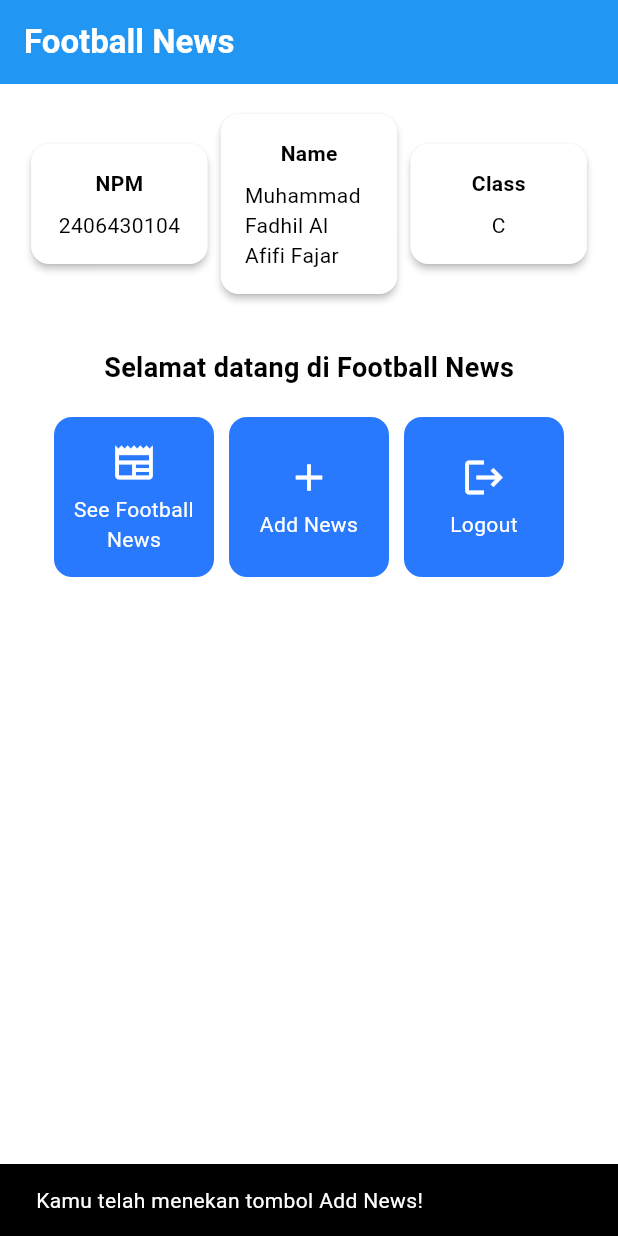
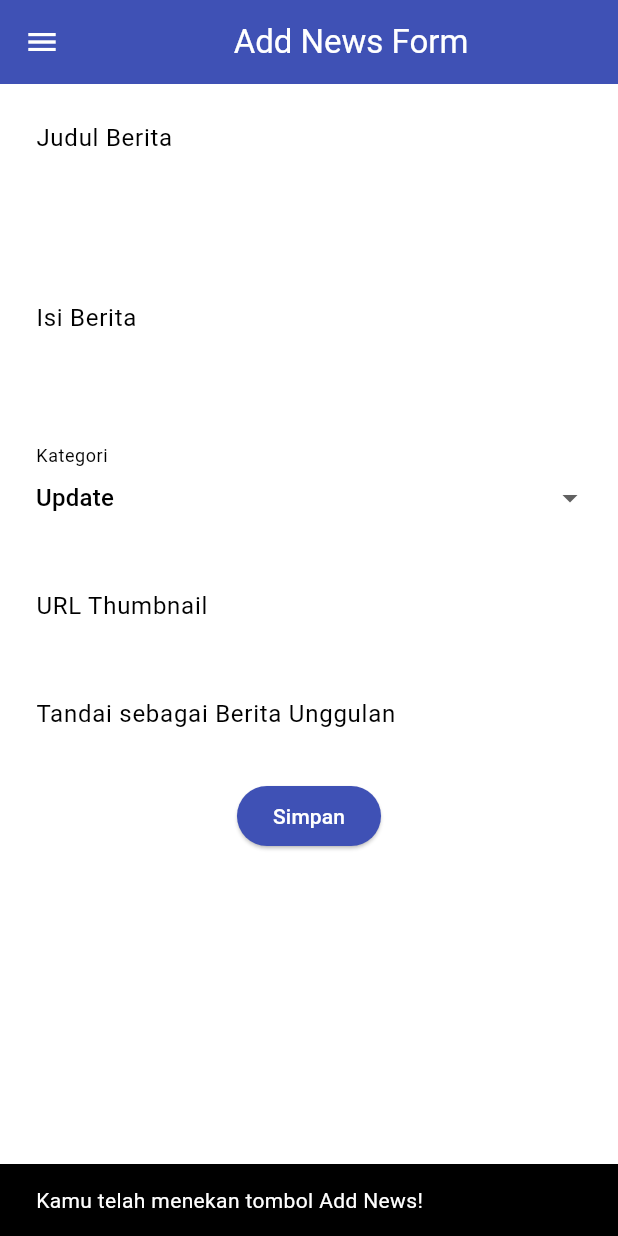
Before and after one commit to mfadhilfajar-oss/football-news-mobile, a Flutter app: the screen it shows after launch, after a tap on "Add News", on a phone screen of 412 x 824 dp. Run offline on Flutter 3.47's test engine with Material 3 defaults, Android fonts, the phone set to English and light mode, and no system bars.

Commit message:
Tutorial 7 selesai

```diff
--- a/lib/main.dart
+++ b/lib/main.dart
@@ -1,5 +1,5 @@
 import 'package:flutter/material.dart';
-import 'package:football_news/menu.dart';
+import 'package:football_news/screens/menu.dart';
 
 void main() {
   runApp(const MyApp());
--- a/lib/menu.dart
+++ b/lib/screens/menu.dart
@@ -1,4 +1,6 @@
 import 'package:flutter/material.dart';
+import 'package:football_news/widgets/left_drawer.dart';
+import 'package:football_news/screens/newslist_form.dart';
 
 class MyHomePage extends StatelessWidget {
   MyHomePage({super.key});
@@ -26,6 +28,7 @@ class MyHomePage extends StatelessWidget {
         ),
         backgroundColor: Theme.of(context).colorScheme.primary,
       ),
+      drawer: const LeftDrawer(),
       body: Padding(
         padding: const EdgeInsets.all(16.0),
         child: Column(
@@ -123,6 +126,15 @@ class ItemCard extends StatelessWidget {
             ..showSnackBar(
               SnackBar(content: Text("Kamu telah menekan tombol ${item.name}!")),
             );
+
+          if (item.name == "Add News") {
+            Navigator.push(
+              context,
+              MaterialPageRoute(
+                builder: (context) => const NewsFormPage(),
+              ),
+            );
+          }
         },
         child: Container(
           padding: const EdgeInsets.all(8),
--- /dev/null
+++ b/lib/screens/newslist_form.dart
@@ -0,0 +1,209 @@
+import 'package:flutter/material.dart';
+import 'package:football_news/widgets/left_drawer.dart';
+
+class NewsFormPage extends StatefulWidget {
+  const NewsFormPage({super.key});
+
+  @override
+  State<NewsFormPage> createState() => _NewsFormPageState();
+}
+
+class _NewsFormPageState extends State<NewsFormPage> {
+  final _formKey = GlobalKey<FormState>();
+  String _title = "";
+  String _content = "";
+  String _category = "update";
+  String _thumbnail = "";
+  bool _isFeatured = false;
+
+  final List<String> _categories = [
+    'transfer',
+    'update',
+    'exclusive',
+    'match',
+    'rumor',
+    'analysis',
+  ];
+
+  @override
+  Widget build(BuildContext context) {
+    return Scaffold(
+      appBar: AppBar(
+        title: const Center(
+          child: Text('Add News Form'),
+        ),
+        backgroundColor: Colors.indigo,
+        foregroundColor: Colors.white,
+      ),
+      drawer: const LeftDrawer(),
+      body: Form(
+        key: _formKey,
+        child: SingleChildScrollView(
+          child: Column(
+            crossAxisAlignment: CrossAxisAlignment.start,
+            children: [
+              // === Title ===
+              Padding(
+                padding: const EdgeInsets.all(8.0),
+                child: TextFormField(
+                  decoration: InputDecoration(
+                    hintText: "Judul Berita",
+                    labelText: "Judul Berita",
+                    border: OutlineInputBorder(
+                      borderRadius: BorderRadius.circular(5.0),
+                    ),
+                  ),
+                  onChanged: (String? value) {
+                    setState(() {
+                      _title = value!;
+                    });
+                  },
+                  validator: (String? value) {
+                    if (value == null || value.isEmpty) {
+                      return "Judul tidak boleh kosong!";
+                    }
+                    return null;
+                  },
+                ),
+              ),
+
+              // === Content ===
+              Padding(
+                padding: const EdgeInsets.all(8.0),
+                child: TextFormField(
+                  maxLines: 5,
+                  decoration: InputDecoration(
+                    hintText: "Isi Berita",
+                    labelText: "Isi Berita",
+                    border: OutlineInputBorder(
+                      borderRadius: BorderRadius.circular(5.0),
+                    ),
+                  ),
+                  onChanged: (String? value) {
+                    setState(() {
+                      _content = value!;
+                    });
+                  },
+                  validator: (String? value) {
+                    if (value == null || value.isEmpty) {
+                      return "Isi berita tidak boleh kosong!";
+                    }
+                    return null;
+                  },
+                ),
+              ),
+
+              // === Category ===
+              Padding(
+                padding: const EdgeInsets.all(8.0),
+                child: DropdownButtonFormField<String>(
+                  decoration: InputDecoration(
+                    labelText: "Kategori",
+                    border: OutlineInputBorder(
+                      borderRadius: BorderRadius.circular(5.0),
+                    ),
+                  ),
+                  value: _category,
+                  items: _categories
+                      .map((cat) => DropdownMenuItem(
+                    value: cat,
+                    child: Text(cat[0].toUpperCase() + cat.substring(1)),
+                  ))
+                      .toList(),
+                  onChanged: (String? newValue) {
+                    setState(() {
+                      _category = newValue!;
+                    });
+                  },
+                ),
+              ),
+
+              // === Thumbnail URL ===
+              Padding(
+                padding: const EdgeInsets.all(8.0),
+                child: TextFormField(
+                  decoration: InputDecoration(
+                    hintText: "URL Thumbnail (opsional)",
+                    labelText: "URL Thumbnail",
+                    border: OutlineInputBorder(
+                      borderRadius: BorderRadius.circular(5.0),
+                    ),
+                  ),
+                  onChanged: (String? value) {
+                    setState(() {
+                      _thumbnail = value!;
+                    });
+                  },
+                ),
+              ),
+
+              // === Is Featured ===
+              Padding(
+                padding: const EdgeInsets.all(8.0),
+                child: SwitchListTile(
+                  title: const Text("Tandai sebagai Berita Unggulan"),
+                  value: _isFeatured,
+                  onChanged: (bool value) {
+                    setState(() {
+                      _isFeatured = value;
+                    });
+                  },
+                ),
+              ),
+
+              // === Tombol Simpan ===
+              Align(
+                alignment: Alignment.bottomCenter,
+                child: Padding(
+                  padding: const EdgeInsets.all(8.0),
+                  child: ElevatedButton(
+                    style: ButtonStyle(
+                      backgroundColor: MaterialStateProperty.all(Colors.indigo),
+                    ),
+                    onPressed: () {
+                      if (_formKey.currentState!.validate()) {
+                        showDialog(
+                          context: context,
+                          builder: (context) {
+                            return AlertDialog(
+                              title: const Text('Berita berhasil disimpan!'),
+                              content: SingleChildScrollView(
+                                child: Column(
+                                  crossAxisAlignment: CrossAxisAlignment.start,
+                                  children: [
+                                    Text('Judul: $_title'),
+                                    Text('Isi: $_content'),
+                                    Text('Kategori: $_category'),
+                                    Text('Thumbnail: $_thumbnail'),
+                                    Text('Unggulan: ${_isFeatured ? "Ya" : "Tidak"}'),
+                                  ],
+                                ),
+                              ),
+                              actions: [
+                                TextButton(
+                                  child: const Text('OK'),
+                                  onPressed: () {
+                                    Navigator.pop(context);
+                                    _formKey.currentState!.reset();
+                                  },
+                                ),
+                              ],
+                            );
+                          },
+                        );
+                      }
+                    },
+                    child: const Text(
+                      "Simpan",
+                      style: TextStyle(color: Colors.white),
+                    ),
+                  ),
+                ),
+              ),
+            ],
+          ),
+        ),
+      ),
+    );
+  }
+}
--- /dev/null
+++ b/lib/widgets/left_drawer.dart
@@ -0,0 +1,71 @@
+import 'package:flutter/material.dart';
+import 'package:football_news/screens/menu.dart';
+import 'package:football_news/screens/newslist_form.dart';
+
+class LeftDrawer extends StatelessWidget {
+  const LeftDrawer({super.key});
+
+  @override
+  Widget build(BuildContext context) {
+    return Drawer(
+      child: ListView(
+        children: [
+          const DrawerHeader(
+            decoration: BoxDecoration(
+              color: Colors.blue,
+            ),
+            child: Column(
+              children: [
+                Text(
+                  'Football News',
+                  textAlign: TextAlign.center,
+                  style: TextStyle(
+                    fontSize: 30,
+                    fontWeight: FontWeight.bold,
+                    color: Colors.white,
+                  ),
+                ),
+                Padding(padding: EdgeInsets.all(10)),
+                Text('Seluruh berita sepak bola terkini di sini!',
+                  textAlign: TextAlign.center,
+                  style: TextStyle(
+                    fontSize: 15,
+                    color: Colors.white,
+                    fontWeight: FontWeight.normal,
+                  ),
+                ),
+              ],
+            ),
+          ),
+
+          ListTile(
+            leading: const Icon(Icons.home_outlined),
+            title: const Text('Home'),
+            onTap: () {
+              Navigator.pop(context);
+              Navigator.pushReplacement(
+                context,
+                MaterialPageRoute(
+                  builder: (context) => MyHomePage(),
+                ),
+              );
+            },
+          ),
+          ListTile(
+            leading: const Icon(Icons.post_add),
+            title: const Text('Add News'),
+            onTap: () {
+              Navigator.pop(context);
+              Navigator.pushReplacement(
+                context,
+                MaterialPageRoute(
+                  builder: (context) => NewsFormPage(),
+                ),
+              );
+            },
+          ),
+        ],
+      ),
+    );
+  }
+}
```
Also changed, not shown: form_sample/analysis_options.yaml (added, +28 -0 lines), form_sample/lib/main.dart (added, +64 -0 lines), form_sample/pubspec.yaml (added, +89 -0 lines), lib/widgets/news_card.dart (added, +52 -0 lines), form_sample/pubspec.lock (added), 124 other files.
